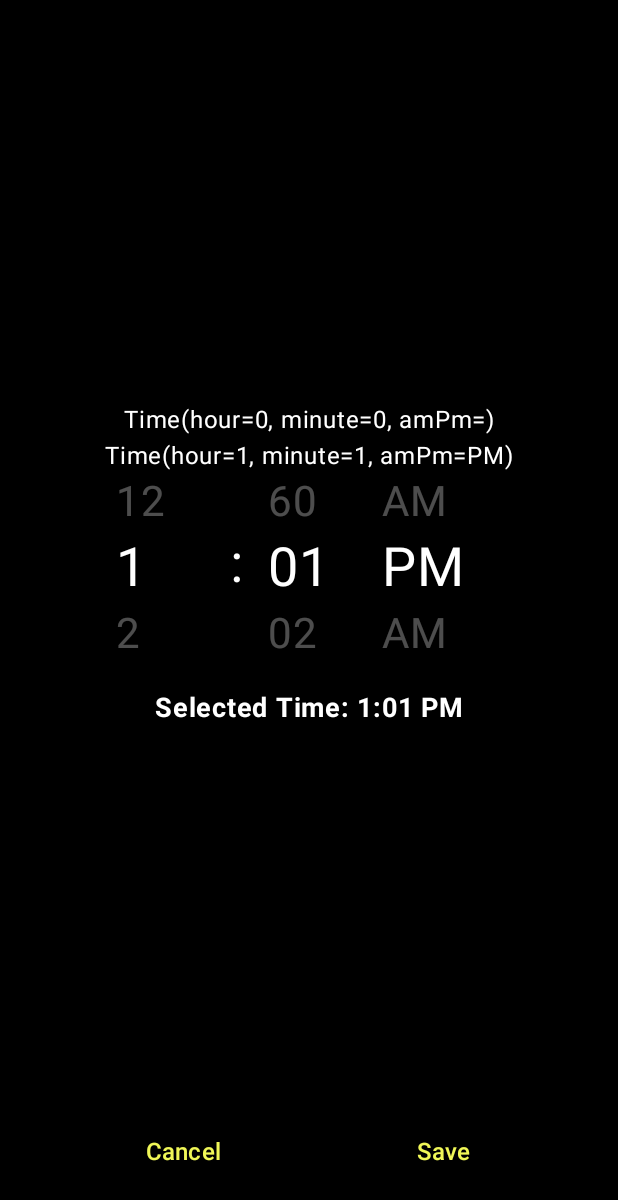
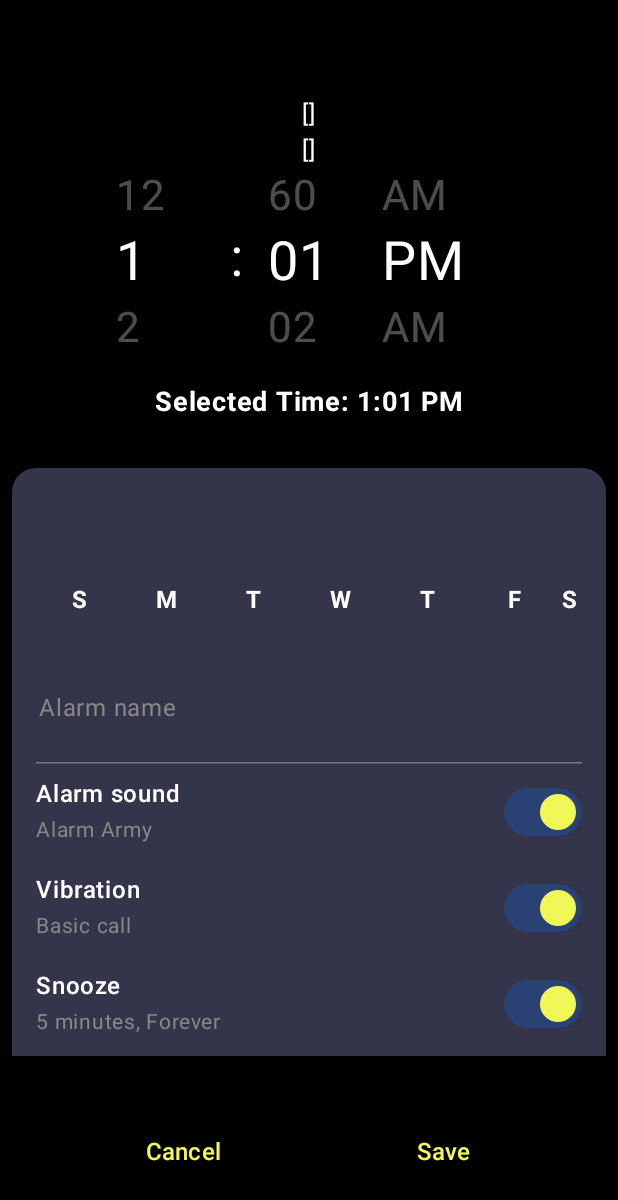
Before and after one commit to phamanhtuan-coder/CNPM_NhomAnhTuan_AlarmClockApp, an Android app built with Jetpack Compose: the composable AlarmDetailsScreen shown on its own in the app's theme, on a phone screen of 412 x 824 dp. Shown: the top 1200 px of the screen. Run offline under Robolectric (Android 15) with nearby library versions, the phone set to English and light mode, and no system bars; our stand-ins replace Room's generated code.

Commit message:
cap nhat ngay thanh cong, nhung phan hien thi chua dong bo duoc

```diff
--- a/app/src/main/AndroidManifest.xml
+++ b/app/src/main/AndroidManifest.xml
@@ -1,7 +1,9 @@
 <?xml version="1.0" encoding="utf-8"?>
 <manifest xmlns:android="http://schemas.android.com/apk/res/android"
     xmlns:tools="http://schemas.android.com/tools">
-
+    <uses-permission android:name="android.permission.READ_EXTERNAL_STORAGE"
+        android:maxSdkVersion="32" />
+    <uses-permission android:name="android.permission.ACCESS_NOTIFICATION_POLICY" />
     <application
         android:name=".MyApp"
         android:allowBackup="true"
--- a/app/src/main/java/com/example/cnpm_nhomanhtuan_alarmclockapp/AlarmDetailScreen.kt
+++ b/app/src/main/java/com/example/cnpm_nhomanhtuan_alarmclockapp/AlarmDetailScreen.kt
@@ -34,8 +34,6 @@ fun AlarmDetailsScreen(
     var alarmState = viewModel.state
 
     //val alarmData = sampleAlarms.find { it.id == id }
-    //var selectedTime by remember { mutableStateOf(if (id > 0) alarmState.time else Time(0,0,"")) }
-
     var selectedTime by remember { mutableStateOf(alarmState.time) }
 
     LaunchedEffect(alarmState.time) {
@@ -43,9 +41,14 @@ fun AlarmDetailsScreen(
     }
 
 //    var selectedTime by remember { mutableStateOf(alarmState.time) }
-    var selectedDays by remember { mutableStateOf(alarmState.days) }
+    var selectedDays by remember { mutableStateOf(setOf<Int>()) }
+    //var selectedDays by remember { mutableStateOf(alarmState.days.toSet()) }
     var alarmName by remember { mutableStateOf(TextFieldValue(alarmState.label)) }
-
+//    LaunchedEffect(alarmState) {
+//        selectedTime = alarmState.time
+//        selectedDays = alarmState.days
+//        alarmName = TextFieldValue(alarmState.label)
+//    }
     Scaffold(
         topBar = {
             TopAppBar(
@@ -66,7 +69,7 @@ fun AlarmDetailsScreen(
                         id = if (id > 0) id else 0,
                         label = alarmName.text,
                         time = selectedTime,
-                        days = alarmState.days,
+                        days = listOf(selectedDays.toString()),
                         isEnabled = true
                     )
                     if (id > 0) {
@@ -92,8 +95,8 @@ fun AlarmDetailsScreen(
                     horizontalAlignment = Alignment.CenterHorizontally,
                     verticalArrangement = Arrangement.Center
                 ) {
-                    Text(text=alarmState.time.toString(), color = Color.White)
-                    Text(text=selectedTime.toString(), color = Color.White)
+                    Text(text=alarmState.days.toString(), color = Color.White)
+                    Text(text=selectedDays.toString(), color = Color.White)
                     EndlessRollingPadlockTimePicker(
                         modifier = Modifier.fillMaxWidth(),
                         onTimeSelected = { time -> selectedTime = time },
@@ -111,11 +114,12 @@ fun AlarmDetailsScreen(
 
                     Spacer(modifier = Modifier.height(24.dp))
 
-//                    AlarmSettingsCard(selectedDays,
-//                        alarmName = alarmName,
-//                        onDaysChange = selectedDays,
-//                        onNameChange = { alarmName = it }
-//                    )
+                    AlarmSettingsCard(
+                        selectedDays = selectedDays,
+                        alarmName = alarmName,
+                        onDaysChange = { updateDays -> selectedDays = updateDays},
+                        onNameChange = { updatedName -> alarmName = updatedName }
+                    )
                 }
             }
         }
@@ -127,7 +131,7 @@ fun AlarmDetailsScreen(
 fun AlarmSettingsCard(
     selectedDays: Set<Int>,
     alarmName: TextFieldValue,
-    onDaysChange: (MutableSet<Int>) -> Unit,
+    onDaysChange: (Set<Int>) -> Unit,
     onNameChange: (TextFieldValue) -> Unit
 ) {
     val selectedDaysText = remember(selectedDays) {
```
Also changed, not shown: app/src/main/java/com/example/cnpm_nhomanhtuan_alarmclockapp/AlarmCard.kt (+7 -4 lines), app/src/main/java/com/example/cnpm_nhomanhtuan_alarmclockapp/AlarmScreen.kt (+4 -5 lines), 2 other files.
